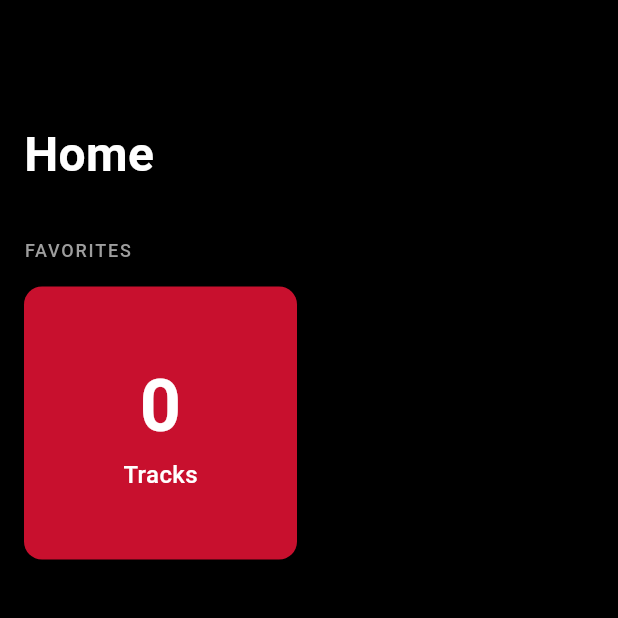
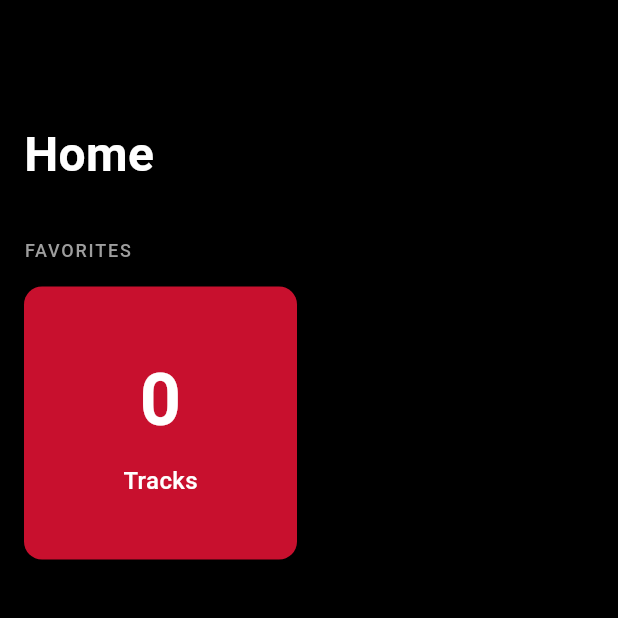
Before and after one commit to tlmile/flutter-leopard, a Flutter app: the HomeScreen screen opened directly, on a phone screen of 412 x 824 dp, the top half of it. Run offline on Flutter 3.47's test engine with Material 3 defaults, Android fonts, the phone set to English and light mode, and no system bars; our stand-ins replace font_awesome_flutter, go_router, shared_preferences; missing offline and left inert: dart_mpd; accounts and stored records are empty; project files that could hold a hidden picture were left out.

Commit message:
home_screen

```diff
--- a/lib/examples/music/screen/home_screen.dart
+++ b/lib/examples/music/screen/home_screen.dart
@@ -5,16 +5,16 @@ import '../service/mpd_remote_service.dart';
 import '../service/settings.dart';
 import 'FavouriteTracksScreen.dart';
 
+
+
 class HomeScreen extends StatelessWidget {
   const HomeScreen({super.key});
 
-  // 页面跳转方法
-  void _openFavouriteTracks(BuildContext context) {
+  void _onFavouriteTracksTap(BuildContext context) {
     Navigator.push(
       context,
       MaterialPageRoute(
-        //页面路由
-        builder: (_) => const FavouriteTracksScreen(),
+        builder: (context) => const FavouriteTracksScreen(),
       ),
     );
   }
@@ -22,17 +22,16 @@ class HomeScreen extends StatelessWidget {
   @override
   Widget build(BuildContext context) {
     return Scaffold(
-      //页面相当于房子 scaffold相当于页面的框架
       backgroundColor: Colors.black,
-      body: Padding(
-        //body 为页面内容区域。padding 包裹其他组件并添加内边距的Widget
-        padding: const EdgeInsets.symmetric(horizontal: 16),
-        //左右各加 16 像素的内边距（padding） symmetric表示对称
+      body: SafeArea(
+        child: Padding(
+          padding: const EdgeInsets.symmetric(horizontal: 16.0),
           child: Column(
-          //竖直方向排列子组件 (一列)
-          crossAxisAlignment: CrossAxisAlignment.start, //列 内容左对齐
+            crossAxisAlignment: CrossAxisAlignment.start,
             children: [
-            const SizedBox(height: 80), //SizedBox 占位组件，表示80的空白间距
+              const SizedBox(height: 80),
+
+              // Home title
               const Text(
                 'Home',
                 style: TextStyle(
@@ -41,7 +40,10 @@ class HomeScreen extends StatelessWidget {
                   fontWeight: FontWeight.bold,
                 ),
               ),
+
               const SizedBox(height: 32),
+
+              // Favorites section title
               const Text(
                 'FAVORITES',
                 style: TextStyle(
@@ -51,69 +53,60 @@ class HomeScreen extends StatelessWidget {
                   letterSpacing: 1.2,
                 ),
               ),
+
               const SizedBox(height: 16),
+
+              // Favorites grid
               GridView.count(
-              //网络布局 按固定列数排列的网络布局
                 crossAxisCount: 2,
-              //每行 2列
                 shrinkWrap: true,
-              //高度自适应，因为gridview会尝试占满整个页面的高度，这里表示：你只占用你真正需要的高度
                 physics: const NeverScrollableScrollPhysics(),
-              //禁止GridView自己滚动，gridview黑夜是可滚动的
                 mainAxisSpacing: 16,
-              //行与行之间的垂直间距
                 crossAxisSpacing: 16,
-              //列与列之间的水平间距
                 children: [
-                FavouriteTracksCard(onTap: () => _openFavouriteTracks(context)),
+                  FavouriteTracksCard(
+                    onTap: () => _onFavouriteTracksTap(context),
+                  ),
+                  // 以后要扩展更多卡片在这里加
                 ],
               ),
             ],
+          ),
         ),
       ),
     );
   }
 }
 
-///卡片组件
-///一个看起来像卡片（小矩形块）的 UI 区域，里面放一个功能、内容或入口
-///例如：
-///[扫一扫] [收付款]
-// [卡包]   [更多]
 class FavouriteTracksCard extends StatelessWidget {
-  //final 字段必须在构造函数初始化。不要用 late，应该加 required 构造参数。
-  // VoidCallback 的常见使用场景
-  // 场景	示例
-  // 按钮点击	onPressed: () {}
-  // InkWell 点击	onTap: () {}
-  // 自定义卡片点击	你现在用的
-  // 列表项点击	onTap: () {}
-  // 事件触发	子组件通知父组件执行某事
-  // 基本所有“点击、触发、回调”的地方都会用 VoidCallback。
-  final VoidCallback onTap; //一个无参数，也不返回任何东西的回调函数
-  const FavouriteTracksCard({super.key, required this.onTap});
+  final VoidCallback onTap;
+
+  const FavouriteTracksCard({
+    super.key,
+    required this.onTap,
+  });
 
   @override
   Widget build(BuildContext context) {
     return InkWell(
-      //带点击水波纹效果的“可点击组件”
-      onTap: onTap, //就是前面提供的页面跳转方法
-      borderRadius: BorderRadius.circular(12), //把你的卡片的四个角变圆
+      onTap: onTap,
+      borderRadius: BorderRadius.circular(12),
       child: Ink(
         decoration: BoxDecoration(
           color: const Color(Settings.primaryColor),
           borderRadius: BorderRadius.circular(12),
         ),
         child: Padding(
-            padding: const EdgeInsets.all(16), //上下左右内边都是16
+          padding: const EdgeInsets.all(16),
           child: Column(
-              mainAxisAlignment: MainAxisAlignment.center,//垂直方向水平居中
+            mainAxisAlignment: MainAxisAlignment.center,
             children: [
               ValueListenableBuilder(
                 valueListenable: MpdRemoteService.instance.favoriteSongList,
-                    builder: (context,value,child) {
+                builder: (context, value, child) {
+                  final count = (value as List).length;
                   return Text(
-                        value.length.toString(),
+                    '$count',
                     style: const TextStyle(
                       color: Colors.white,
                       fontSize: 48,
@@ -122,6 +115,7 @@ class FavouriteTracksCard extends StatelessWidget {
                   );
                 },
               ),
+              const SizedBox(height: 8),
               const Text(
                 'Tracks',
                 style: TextStyle(
```
Lines whose indentation alone changed are shown as unchanged.
